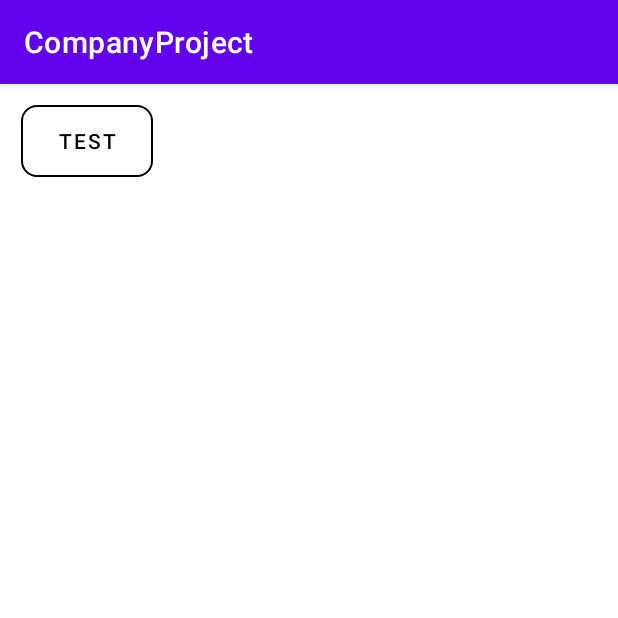
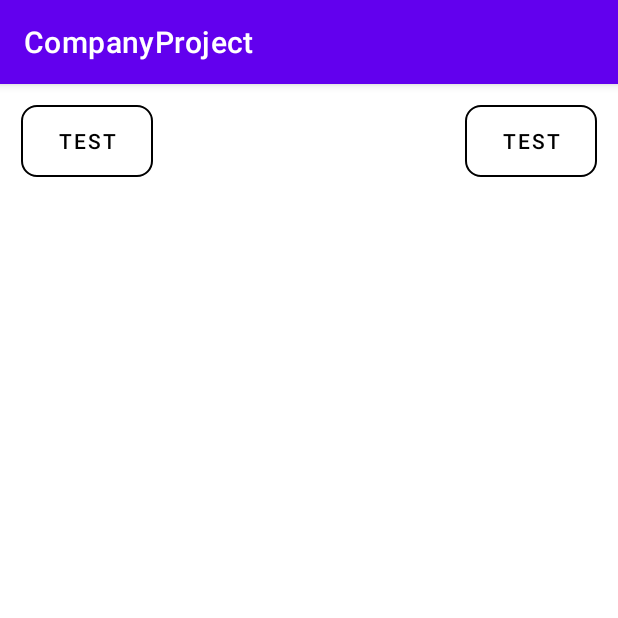
Before and after one commit to yoochangwon789/CompanyProject, an Android app: the screen it shows after launch (MainActivity), on a phone screen of 412 x 824 dp, the top half of it. Run offline under Robolectric (Android 15) with nearby library versions, the phone set to English and light mode, and no system bars.

Commit message:
Feat : button 2 생성

```diff
--- a/app/src/main/res/layout/activity_main.xml
+++ b/app/src/main/res/layout/activity_main.xml
@@ -17,4 +17,16 @@
         app:backgroundTint="@null"
         android:text="test"/>
 
+    <Button
+        android:id="@+id/btn2"
+        android:layout_width="wrap_content"
+        android:layout_height="wrap_content"
+        app:layout_constraintTop_toTopOf="parent"
+        app:layout_constraintEnd_toEndOf="parent"
+        android:layout_margin="14dp"
+        android:textColor="@color/black"
+        android:background="@drawable/shape_test"
+        app:backgroundTint="@null"
+        android:text="test"/>
+
 </androidx.constraintlayout.widget.ConstraintLayout>
```
